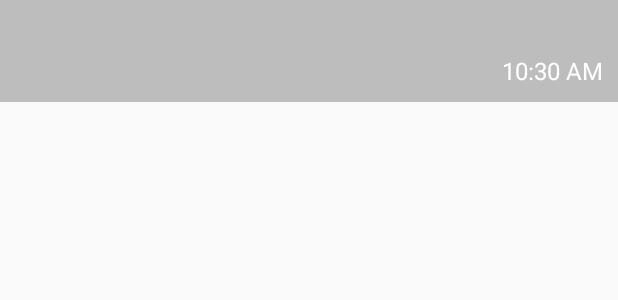
After one commit to bachtx2796/Weather14, an Android app: the layout layout_notification.xml on its own in the app's theme, with its tools: preview values and no code run, on a phone screen of 412 x 824 dp. The commit adds this screen. Shown: the top 300 px of the screen. Run offline under Robolectric (Android 15) with nearby library versions, the phone set to English and light mode, and no system bars.

Commit message:
handle notification

```diff
--- a/app/src/main/AndroidManifest.xml
+++ b/app/src/main/AndroidManifest.xml
@@ -26,7 +26,7 @@
 
     <meta-data
         android:name="com.google.android.maps.v2.API_KEY"
-        android:value="AIzaSyCSJfJMDYuf4O_EEI-r2cHQqX5B_uMBsXQ" />
+        android:value="AIzaSyBAM628KD2DLAcRUJlHVLBbnAubJoPJS1I" />
 
     <activity android:name=".screen.main.MainActivity">
       <intent-filter>
--- /dev/null
+++ b/app/src/main/res/layout/layout_notification.xml
@@ -0,0 +1,42 @@
+<?xml version="1.0" encoding="utf-8"?>
+<LinearLayout xmlns:android="http://schemas.android.com/apk/res/android"
+    android:layout_width="match_parent"
+    android:layout_height="wrap_content"
+    android:background="@color/grey"
+    android:padding="@dimen/padding_10dp">
+
+    <ImageView
+        android:layout_width="@dimen/size_48dp"
+        android:layout_height="@dimen/size_48dp" />
+
+    <LinearLayout
+        android:layout_width="0dp"
+        android:layout_height="match_parent"
+        android:layout_weight="1"
+        android:orientation="vertical">
+
+        <TextView
+            android:id="@+id/temp_tv"
+            style="@style/BaseTextView.TitleText" />
+
+        <TextView
+            android:id="@+id/location_tv"
+            style="@style/BaseTextView.TitleText" />
+    </LinearLayout>
+
+    <LinearLayout
+        android:layout_width="wrap_content"
+        android:layout_height="match_parent"
+        android:orientation="vertical">
+
+        <ImageView
+            android:layout_width="@dimen/size_26dp"
+            android:layout_height="@dimen/size_26dp" />
+
+        <TextClock
+            android:layout_width="wrap_content"
+            android:layout_height="wrap_content"
+            android:textColor="@color/white"
+            android:textSize="@dimen/ts_16sp" />
+    </LinearLayout>
+</LinearLayout>
--- a/app/src/main/res/values/colors.xml
+++ b/app/src/main/res/values/colors.xml
@@ -8,4 +8,5 @@
     <color name="green">#66BB6A</color>
     <color name="blue_gray">#607D8B</color>
     <color name="opacity_black">#5a000000</color>
+    <color name="grey">#BDBDBD</color>
 </resources>
--- a/app/src/main/res/values/dimens.xml
+++ b/app/src/main/res/values/dimens.xml
@@ -7,4 +7,6 @@
     <dimen name="margin_15dp">15dp</dimen>
     <dimen name="ts_16sp">16sp</dimen>
     <dimen name="margin_16dp">16dp</dimen>
+    <dimen name="padding_10dp">10dp</dimen>
+    <dimen name="size_48dp">48dp</dimen>
 </resources>
--- a/app/src/main/res/values/strings.xml
+++ b/app/src/main/res/values/strings.xml
@@ -13,4 +13,5 @@
     <string name="radar">Radar</string>
     <string name="location_manager">Chỉnh sửa địa điểm</string>
     <string name="my_location">Địa điểm của tôi</string>
+    <string name="version_name_format">%s</string>
 </resources>
```
Also changed, not shown: app/src/main/java/com/example/bb/weather14/data/dto/NotificationDTO.java (added, +47 -0 lines), app/src/main/java/com/example/bb/weather14/pushnotification/MyFirebaseMessagingService.java (+27 -10 lines), app/src/main/java/com/example/bb/weather14/utils/AppUtils.java (added, +46 -0 lines), app/src/main/java/com/example/bb/weather14/utils/GlobalStuff.java (added, +11 -0 lines), app/src/main/java/com/example/bb/weather14/utils/NotificationUtils.java (added, +51 -0 lines).
